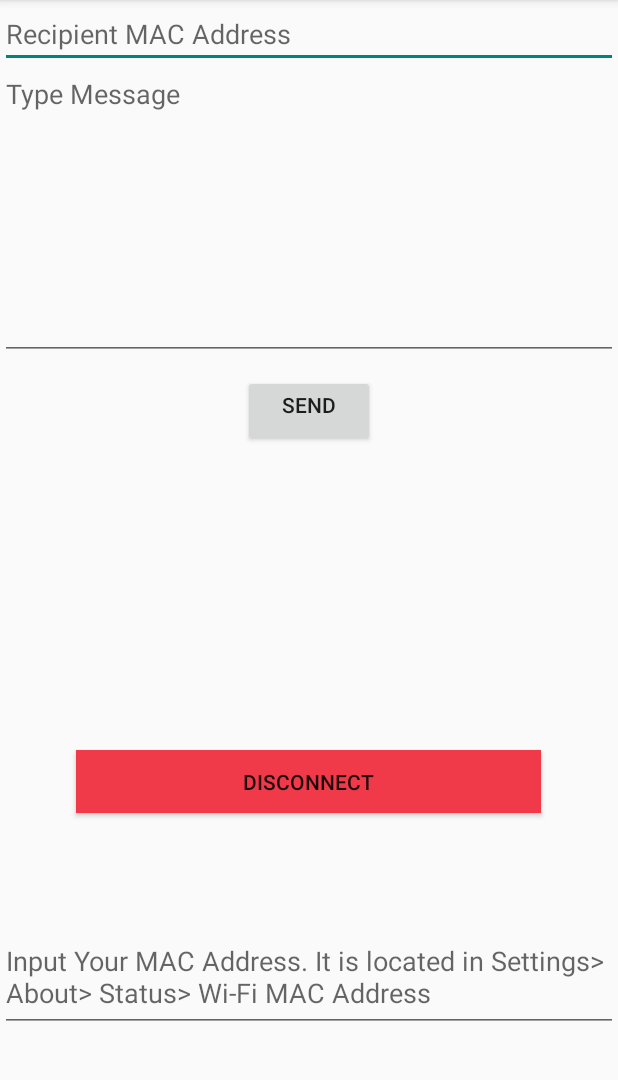
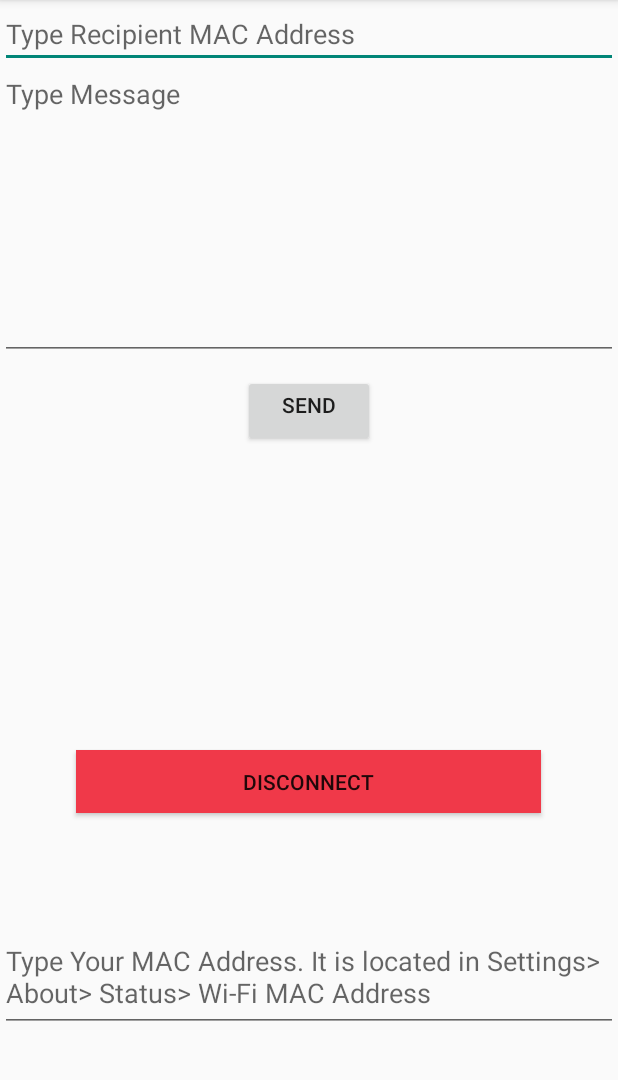
Before and after one commit to Lyndeno/nub-firmware, an Android app: the TextingActivity screen opened directly, with no data from a screen before it, after a tap on "SEND", on a phone screen of 412 x 824 dp, the part 84-1164 px from its top. Run offline under Robolectric (Android 15) with nearby library versions, the light colour scheme and no system bars; 5 statements that could not run were skipped.

Commit message:
debug crashing

```diff
--- a/android_app/app/src/main/java/com/example/nubapplication/TextingActivity.java
+++ b/android_app/app/src/main/java/com/example/nubapplication/TextingActivity.java
@@ -43,7 +43,7 @@ public class TextingActivity extends AppCompatActivity implements View.OnClickLi
     WifiConfiguration conf;
     public static String networkSSID = "NUB";
     public static String networkPass = "capstone1234";
-    byte[] buf = new byte[1024];
+
 
 
 
@@ -165,13 +165,13 @@ public class TextingActivity extends AppCompatActivity implements View.OnClickLi
                 String[] recipientmac_address = recipient_mac.split(":");
 
 // convert hex string to byte values
-                Byte[] sendermacAddressBytes = new Byte[6];
+                byte[] sendermacAddressBytes = new byte[6];
                 for(int i=0; i<6; i++){
                     Integer hex = Integer.parseInt(sendermac_address[i], 16);
                     sendermacAddressBytes[i] = hex.byteValue();
                 }
 
-                Byte[] recipientmacAddressBytes = new Byte[6];
+                byte[] recipientmacAddressBytes = new byte[6];
                 for(int j=0; j<6; j++){
                     Integer hex2 = Integer.parseInt(recipientmac_address[j], 16);
                     recipientmacAddressBytes[j] = hex2.byteValue();
@@ -191,14 +191,14 @@ public class TextingActivity extends AppCompatActivity implements View.OnClickLi
                     byte[] message_array = new byte[1024];
                     message_array[0] = (byte)0x01;
 
-                    // set the second byte
+                    // set the second byte for connect/disconnect activity
                     message_array[1] = (byte)0x02;
 
                     // attach the recipient mac address
-                    System.arraycopy(recipientmacAddressBytes,0, message_array, 2, mac_address.length());
+                    System.arraycopy(recipientmacAddressBytes,0, message_array, 2, recipientmacAddressBytes.length);
 
                     // attach the sender mac address
-                    System.arraycopy(sendermacAddressBytes, 0, message_array, 8, mac_address.length());
+                    System.arraycopy(sendermacAddressBytes, 0, message_array, 8, sendermacAddressBytes.length);
 
                     // Attaching and sending message
                     System.arraycopy(message.getBytes(), 0, message_array, 14, message.length());
--- a/android_app/app/src/main/res/layout/activity_texting.xml
+++ b/android_app/app/src/main/res/layout/activity_texting.xml
@@ -14,7 +14,7 @@
         android:layout_alignParentStart="true"
         android:layout_alignParentTop="true"
         android:layout_marginBottom="8dp"
-        android:hint="Recipient MAC Address"
+        android:hint="Type Recipient MAC Address"
         android:digits="0123456789ABCDEF:"
         android:inputType="textCapCharacters" />
 
@@ -42,7 +42,7 @@
         android:id="@+id/sender_mac"
         android:layout_width="match_parent"
         android:layout_height="70dp"
-        android:hint="Input Your MAC Address. It is located in Settings> About> Status> Wi-Fi MAC Address"
+        android:hint="Type Your MAC Address. It is located in Settings> About> Status> Wi-Fi MAC Address"
         android:gravity="top"
         android:layout_alignParentStart="true"
         android:layout_alignParentBottom="true"
```
